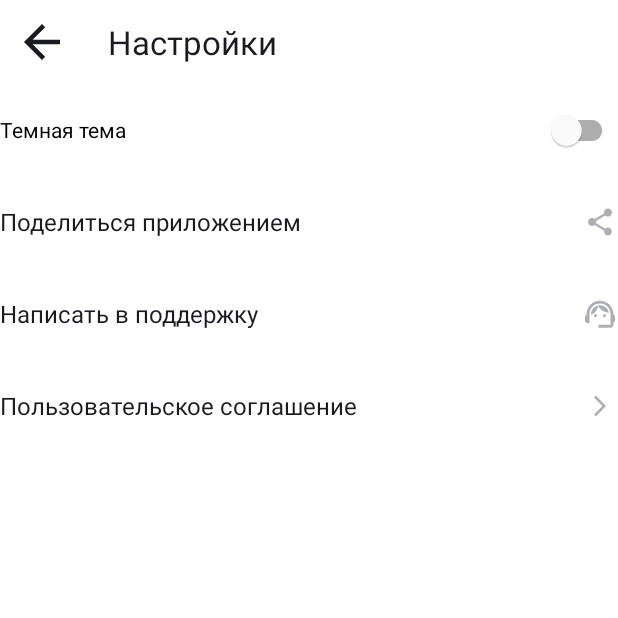
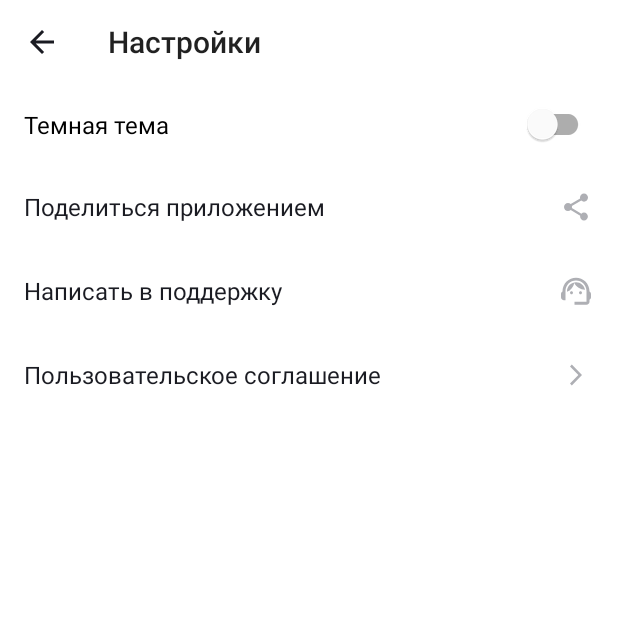
Before and after one commit to AndreyGurinV/playlistmaker, an Android app: the SettingsActivity screen opened directly, with no data from a screen before it, on a phone screen of 412 x 824 dp, the top half of it. Run offline under Robolectric (Android 15) with nearby library versions, the phone set to English and light mode, and no system bars.

Commit message:
Правки отступов

```diff
--- a/app/src/main/java/com/example/playlistmaker/SettingsActivity.kt
+++ b/app/src/main/java/com/example/playlistmaker/SettingsActivity.kt
@@ -2,6 +2,7 @@ package com.example.playlistmaker
 
 import android.os.Bundle
 import android.widget.ImageView
+import android.widget.Toolbar
 import androidx.activity.enableEdgeToEdge
 import androidx.appcompat.app.AppCompatActivity
 import androidx.core.view.ViewCompat
@@ -18,7 +19,7 @@ class SettingsActivity : AppCompatActivity() {
             insets
         }
 
-        findViewById<ImageView>(R.id.back).setOnClickListener {
+        findViewById<Toolbar>(R.id.back).setOnClickListener {
             finish()
         }
 
--- a/app/src/main/res/layout/activity_settings.xml
+++ b/app/src/main/res/layout/activity_settings.xml
@@ -7,61 +7,53 @@
     android:layout_height="match_parent"
     android:layout_gravity="center"
     tools:context=".SettingsActivity"
-    android:orientation="vertical"
-    android:padding="@dimen/margins">
+    android:orientation="vertical">
 
     <Toolbar
+        android:id="@+id/back"
         android:layout_width="match_parent"
-        android:layout_height="56dp"
-        android:orientation="horizontal">
-        <ImageView
-            android:id="@+id/back"
-            android:layout_width="@dimen/image_width"
-            android:layout_height="@dimen/image_height"
-            android:src="@drawable/back_icon" />
-
-        <TextView
-            android:layout_width="wrap_content"
-            android:layout_height="wrap_content"
-            android:layout_gravity="start|center"
-            android:text="@string/title_settings"
-            android:textColor="@color/button_text"
-            android:textSize="@dimen/title_font_size"
-            android:paddingLeft="32dp"
-            />
+        android:layout_height="wrap_content"
+        android:navigationIcon="@drawable/back_icon"
+        android:title="@string/title_settings"
+        >
     </Toolbar>
 
     <com.google.android.material.switchmaterial.SwitchMaterial
         android:layout_width="match_parent"
-        android:layout_height="@dimen/setttings_menu_items_height"
+        android:layout_height="wrap_content"
+        android:padding="@dimen/margins"
+        android:textSize="@dimen/setttings_menu_items_font_size"
         android:text="@string/dark_theme"/>
 
 
     <TextView
         android:layout_width="match_parent"
-        android:layout_height="@dimen/setttings_menu_items_height"
+        android:layout_height="wrap_content"
         android:gravity="center_vertical"
         android:text="@string/share"
         android:textColor="@color/button_text"
         android:textSize="@dimen/setttings_menu_items_font_size"
+        android:padding="@dimen/margins"
         android:drawableEnd="@drawable/share_icon"/>
 
     <TextView
         android:layout_width="match_parent"
-        android:layout_height="@dimen/setttings_menu_items_height"
+        android:layout_height="wrap_content"
         android:gravity="center_vertical"
         android:text="@string/support"
         android:textColor="@color/button_text"
         android:textSize="@dimen/setttings_menu_items_font_size"
+        android:padding="@dimen/margins"
         android:drawableEnd="@drawable/support_icon"/>
 
     <TextView
         android:layout_width="match_parent"
-        android:layout_height="@dimen/setttings_menu_items_height"
+        android:layout_height="wrap_content"
         android:gravity="center_vertical"
         android:text="@string/agreement"
         android:textColor="@color/button_text"
         android:textSize="@dimen/setttings_menu_items_font_size"
+        android:padding="@dimen/margins"
         android:drawableEnd="@drawable/agreement_icon"/>
 
 </LinearLayout>
```
